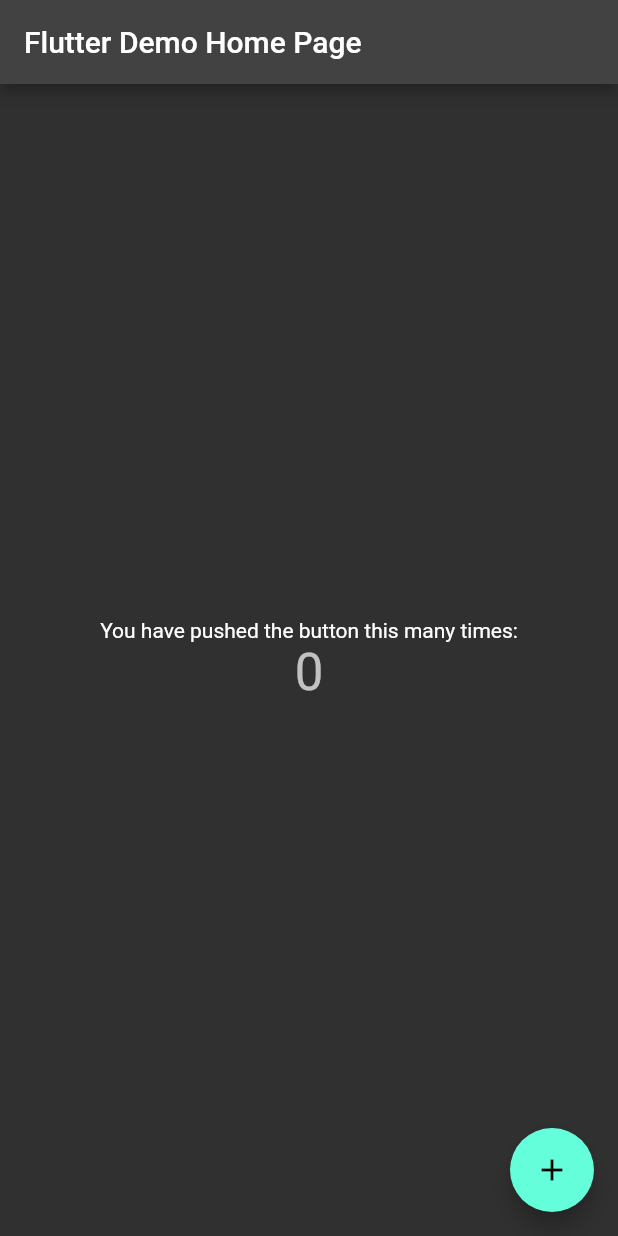
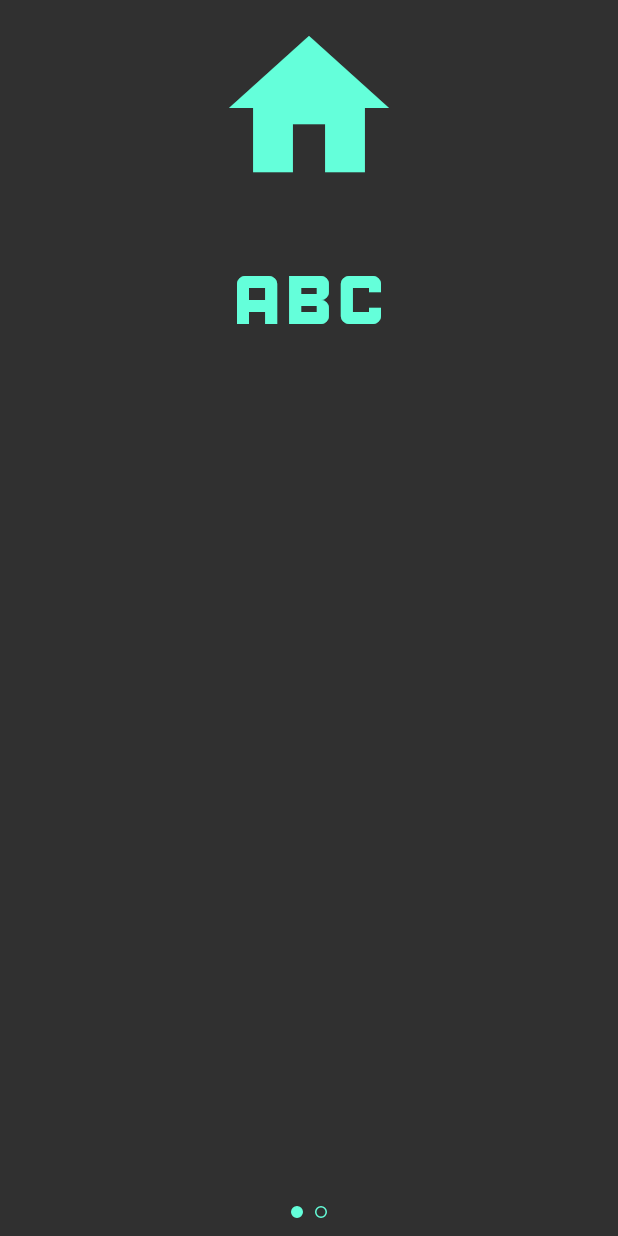
Before and after one commit to Kitaety/kit_utilities, a Flutter app: the screen it shows after launch, on a phone screen of 412 x 824 dp. Run offline on Flutter 3.47's test engine with Material 2 defaults, Android fonts, the phone set to English and light mode, and no system bars.

Commit message:
adding home and utilities pages.

```diff
--- a/lib/main.dart
+++ b/lib/main.dart
@@ -1,6 +1,7 @@
 import 'dart:developer';
 
 import 'package:flutter/material.dart';
+import 'package:kit_utilities/widgets/app.dart';
 
 void main() {
   runApp(const MyApp());
@@ -15,55 +16,7 @@
     return MaterialApp(
       title: 'Flutter Demo',
       theme: ThemeData.dark(),
-      home: const MyHomePage(title: 'Flutter Demo Home Page'),
+      home: const App(),
     );
   }
 }
-
-class MyHomePage extends StatefulWidget {
-  const MyHomePage({Key? key, required this.title}) : super(key: key);
-
-  final String title;
-
-  @override
-  State<MyHomePage> createState() => _MyHomePageState();
-}
-
-class _MyHomePageState extends State<MyHomePage> {
-  int _counter = 0;
-
-  void _incrementCounter() {
-    log('test');
-    setState(() {
-      _counter++;
-    });
-  }
-
-  @override
-  Widget build(BuildContext context) {
-    return Scaffold(
-      appBar: AppBar(
-        title: Text(widget.title),
-      ),
-      body: Center(
-        child: Column(
-          mainAxisAlignment: MainAxisAlignment.center,
-          children: <Widget>[
-            const Text(
-              'You have pushed the button this many times:',
-            ),
-            Text(
-              '$_counter',
-              style: Theme.of(context).textTheme.headline4,
-            ),
-          ],
-        ),
-      ),
-      floatingActionButton: FloatingActionButton(
-        onPressed: _incrementCounter,
-        tooltip: 'Increment',
-        child: const Icon(Icons.add),
-      ),
-    );
-  }
-}
--- /dev/null
+++ b/lib/widgets/app.dart
@@ -0,0 +1,16 @@
+import 'package:flutter/material.dart';
+import 'package:kit_utilities/widgets/pageSelector.dart';
+
+class App extends StatelessWidget {
+  const App({Key? key}) : super(key: key);
+
+  @override
+  Widget build(BuildContext context) {
+    return const SafeArea(
+      child: Scaffold(
+        appBar: null,
+        body: PageSelector(),
+      ),
+    );
+  }
+}
--- /dev/null
+++ b/lib/widgets/pageSelector.dart
@@ -0,0 +1,36 @@
+import 'package:flutter/material.dart';
+import 'package:kit_utilities/widgets/pages/homePage.dart';
+import 'package:kit_utilities/widgets/pages/utilitesPage.dart';
+
+class PageSelector extends StatelessWidget {
+  const PageSelector({Key? key}) : super(key: key);
+  static const pages = [HomePage(), UtilitiesPage()];
+
+  @override
+  Widget build(BuildContext context) {
+    return DefaultTabController(
+      length: 2,
+      child: Builder(
+        builder: (BuildContext context) => Padding(
+          padding: const EdgeInsets.all(8.0),
+          child: Column(
+            children: [
+              Expanded(
+                child: IconTheme(
+                  data: IconThemeData(
+                    size: 128.0,
+                    color: Theme.of(context).colorScheme.secondary,
+                  ),
+                  child: const TabBarView(children: pages),
+                ),
+              ),
+              const TabPageSelector(
+                indicatorSize: 8.0,
+              ),
+            ],
+          ),
+        ),
+      ),
+    );
+  }
+}
--- /dev/null
+++ b/lib/widgets/pages/homePage.dart
@@ -0,0 +1,20 @@
+import 'package:flutter/material.dart';
+
+class HomePage extends StatefulWidget {
+  const HomePage({Key? key}) : super(key: key);
+
+  @override
+  State<HomePage> createState() => _HomePageState();
+}
+
+class _HomePageState extends State<HomePage> {
+  @override
+  Widget build(BuildContext context) {
+    return Column(
+      children: [
+        Icon(Icons.home),
+        Icon(Icons.abc),
+      ],
+    );
+  }
+}
--- /dev/null
+++ b/lib/widgets/pages/utilitesPage.dart
@@ -0,0 +1,15 @@
+import 'package:flutter/material.dart';
+
+class UtilitiesPage extends StatefulWidget {
+  const UtilitiesPage({Key? key}) : super(key: key);
+
+  @override
+  State<UtilitiesPage> createState() => _UtilitiesPageState();
+}
+
+class _UtilitiesPageState extends State<UtilitiesPage> {
+  @override
+  Widget build(BuildContext context) {
+    return const Icon(Icons.settings);
+  }
+}
```
